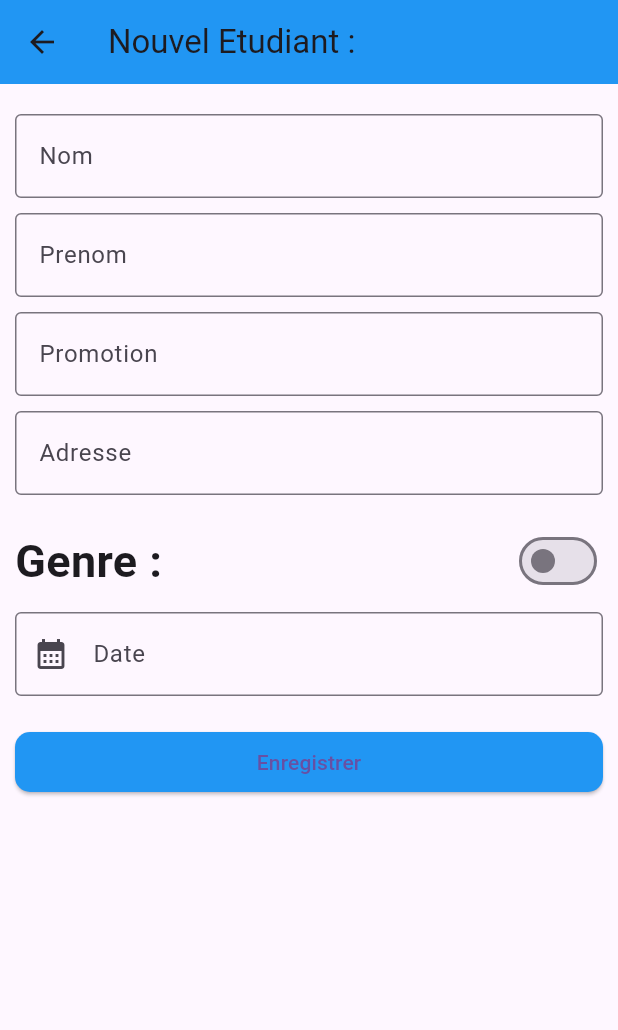
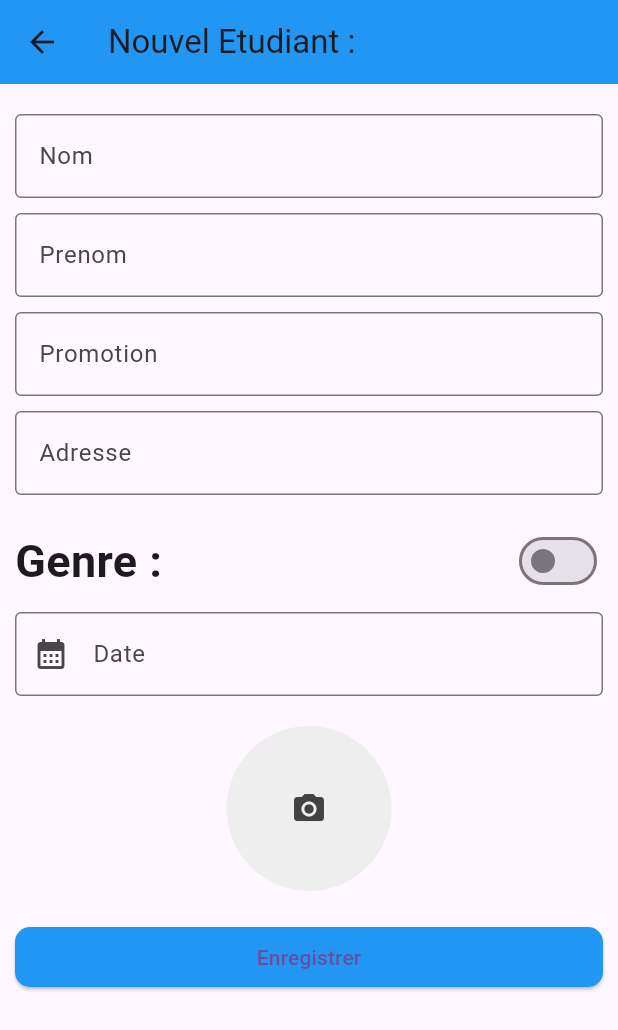
Before and after one commit to KevinKpekpe/mobileapp, a Flutter app: the EtudiantPage screen opened directly, on a phone screen of 412 x 824 dp. Shown: the top 1030 px of the screen. Run offline on Flutter 3.47's test engine with Material 3 defaults, Android fonts, the phone set to English and light mode, and no system bars; our stand-ins replace cloud_firestore, firebase_auth, firebase_core, firebase_storage, image_picker; accounts and stored records are empty.

```diff
--- a/lib/ui/etudiant.dart
+++ b/lib/ui/etudiant.dart
@@ -1,5 +1,9 @@
+// ignore_for_file: avoid_print
+
 import 'package:flutter/material.dart';
 import 'package:intl/intl.dart';
+import 'package:image_picker/image_picker.dart';
+import 'dart:io';
 
 class EtudiantPage extends StatefulWidget {
   const EtudiantPage({super.key});
@@ -14,6 +18,7 @@ class _EtudiantPageState extends State<EtudiantPage> {
   late TextEditingController promotionController;
   late TextEditingController adresseController;
   late TextEditingController dateController;
+  File? _image;
 
   bool switchValue = false;
   DateTime today = DateTime.now();
@@ -26,7 +31,46 @@ class _EtudiantPageState extends State<EtudiantPage> {
     promotionController = TextEditingController();
     adresseController = TextEditingController();
     dateController = TextEditingController();
+  }
 
+  Future<void> _pickImage(ImageSource source) async {
+    final picker = ImagePicker();
+    final pickedFile = await picker.pickImage(source: source);
+
+    if (pickedFile != null) {
+      setState(() {
+        _image = File(pickedFile.path);
+      });
+    }
+  }
+
+  void _showPickerDialog(BuildContext context) {
+    showModalBottomSheet(
+        context: context,
+        builder: (BuildContext bc) {
+          return SafeArea(
+            child: Wrap(
+              children: <Widget>[
+                ListTile(
+                  leading: const Icon(Icons.photo_library),
+                  title: const Text('Choisir depuis la Galerie'),
+                  onTap: () {
+                    _pickImage(ImageSource.gallery);
+                    Navigator.of(context).pop();
+                  },
+                ),
+                ListTile(
+                  leading: const Icon(Icons.photo_camera),
+                  title: const Text('Prendre une Photo'),
+                  onTap: () {
+                    _pickImage(ImageSource.camera);
+                    Navigator.of(context).pop();
+                  },
+                ),
+              ],
+            ),
+          );
+        });
   }
 
   @override
@@ -35,12 +79,14 @@ class _EtudiantPageState extends State<EtudiantPage> {
       appBar: AppBar(
         title: const Text("Nouvel Etudiant : "),
       ),
-      body:SingleChildScrollView(
+      body: SingleChildScrollView(
         padding: const EdgeInsets.all(10.0),
         child: Column(
           mainAxisAlignment: MainAxisAlignment.start,
           children: [
-            const SizedBox(height: 10,),
+            const SizedBox(
+              height: 10,
+            ),
             TextField(
               keyboardType: TextInputType.text,
               controller: nomController,
@@ -48,14 +94,14 @@ class _EtudiantPageState extends State<EtudiantPage> {
               decoration: const InputDecoration(
                 hintText: "Nom",
                 border: OutlineInputBorder(
-                  borderSide: BorderSide(color: Colors.black)
-                ),
+                    borderSide: BorderSide(color: Colors.black)),
                 focusedBorder: OutlineInputBorder(
-                  borderSide: BorderSide(color: Colors.red)
+                    borderSide: BorderSide(color: Colors.red)),
               ),
             ),
+            const SizedBox(
+              height: 10,
             ),
-            const SizedBox(height: 10,),
             TextField(
               keyboardType: TextInputType.text,
               controller: prenomController,
@@ -63,14 +109,14 @@ class _EtudiantPageState extends State<EtudiantPage> {
               decoration: const InputDecoration(
                 hintText: "Prenom",
                 border: OutlineInputBorder(
-                    borderSide: BorderSide(color: Colors.black)
-                ),
+                    borderSide: BorderSide(color: Colors.black)),
                 focusedBorder: OutlineInputBorder(
-                    borderSide: BorderSide(color: Colors.red)
+                    borderSide: BorderSide(color: Colors.red)),
               ),
             ),
+            const SizedBox(
+              height: 10,
             ),
-            const SizedBox(height: 10,),
             TextField(
               keyboardType: TextInputType.text,
               controller: promotionController,
@@ -78,14 +124,14 @@ class _EtudiantPageState extends State<EtudiantPage> {
               decoration: const InputDecoration(
                 hintText: "Promotion",
                 border: OutlineInputBorder(
-                    borderSide: BorderSide(color: Colors.black)
-                ),
+                    borderSide: BorderSide(color: Colors.black)),
                 focusedBorder: OutlineInputBorder(
-                    borderSide: BorderSide(color: Colors.red)
+                    borderSide: BorderSide(color: Colors.red)),
               ),
             ),
+            const SizedBox(
+              height: 10,
             ),
-            const SizedBox(height: 10,),
             TextField(
               keyboardType: TextInputType.text,
               controller: adresseController,
@@ -93,29 +139,30 @@ class _EtudiantPageState extends State<EtudiantPage> {
               decoration: const InputDecoration(
                 hintText: "Adresse",
                 border: OutlineInputBorder(
-                    borderSide: BorderSide(color: Colors.black)
-                ),
+                    borderSide: BorderSide(color: Colors.black)),
                 focusedBorder: OutlineInputBorder(
-                    borderSide: BorderSide(color: Colors.red)
+                    borderSide: BorderSide(color: Colors.red)),
               ),
             ),
+            const SizedBox(
+              height: 20,
             ),
-            const SizedBox(height: 20,),
             Row(
               mainAxisAlignment: MainAxisAlignment.spaceBetween,
               children: [
                 const Text("Genre : "),
                 Switch(
                     value: switchValue,
-                    onChanged: (bool){
+                    onChanged: (bool) {
                       setState(() {
                         switchValue = bool;
                       });
-                    }
-                ),
+                    }),
               ],
             ),
-            const SizedBox(height: 10,),
+            const SizedBox(
+              height: 10,
+            ),
             TextField(
               keyboardType: TextInputType.text,
               obscureText: false,
@@ -124,38 +171,73 @@ class _EtudiantPageState extends State<EtudiantPage> {
                 prefixIcon: Icon(Icons.calendar_month),
                 hintText: "Date",
                 border: OutlineInputBorder(
-                    borderSide: BorderSide(color: Colors.black)
+                    borderSide: BorderSide(color: Colors.black)),
+                focusedBorder: OutlineInputBorder(
+                    borderSide: BorderSide(color: Colors.red)),
               ),
-                focusedBorder: OutlineInputBorder(
-                    borderSide: BorderSide(color: Colors.red)
-                ),
-              ),
-              onTap: (){
+              onTap: () {
                 showCalendrier();
               },
             ),
-            const SizedBox(height: 20,),
-            ElevatedButton(onPressed: (){
+            const SizedBox(
+              height: 20,
+            ),
+            GestureDetector(
+              onTap: () => _showPickerDialog(context),
+              child: CircleAvatar(
+                radius: 55,
+                backgroundColor: Colors.grey.shade200,
+                child: _image != null
+                    ? ClipRRect(
+                        borderRadius: BorderRadius.circular(50),
+                        child: Image.file(
+                          _image!,
+                          width: 100,
+                          height: 100,
+                          fit: BoxFit.cover,
+                        ),
+                      )
+                    : Container(
+                        decoration: BoxDecoration(
+                          color: Colors.grey.shade200,
+                          borderRadius: BorderRadius.circular(50),
+                        ),
+                        width: 100,
+                        height: 100,
+                        child: Icon(
+                          Icons.camera_alt,
+                          color: Colors.grey.shade800,
+                        ),
+                      ),
+              ),
+            ),
+            const SizedBox(
+              height: 20,
+            ),
+            ElevatedButton(
+                onPressed: () {
                   checkEmptyField();
-            }, child: const Text('Enregistrer'))
+                },
+                child: const Text('Enregistrer'))
           ],
         ),
       ),
     );
+  }
 
-  }
-  showMessageDialog(String message){
+  showMessageDialog(String message) {
     final monSnackbar = SnackBar(content: Text(message));
     ScaffoldMessenger.of(context).showSnackBar(monSnackbar);
   }
-  showCalendrier(){
+
+  showCalendrier() {
     showDatePicker(
       context: context,
       firstDate: DateTime(1950),
       lastDate: DateTime(2050),
       initialDate: DateTime.now(),
-    ).then((value){
-      if(value != null){
+    ).then((value) {
+      if (value != null) {
         setState(() {
           String dateJour = DateFormat.yMMMd().format(value);
           dateController.text = dateJour;
@@ -163,16 +245,17 @@ class _EtudiantPageState extends State<EtudiantPage> {
       }
     });
   }
-  checkEmptyField(){
-    if(nomController.text.isEmpty){
+
+  checkEmptyField() {
+    if (nomController.text.isEmpty) {
       showMessageDialog("Le champ nom est vide");
-    }else if(prenomController.text.isEmpty){
+    } else if (prenomController.text.isEmpty) {
       showMessageDialog("Le champ prenom est vide");
-    }else if(promotionController.text.isEmpty){
+    } else if (promotionController.text.isEmpty) {
       showMessageDialog("Le champ promotion est vide");
-    }else if(adresseController.text.isEmpty){
+    } else if (adresseController.text.isEmpty) {
       showMessageDialog("Le champ adresse est vide");
-    }else{
+    } else {
       print("Information Enregistrée");
     }
   }
--- a/pubspec.yaml
+++ b/pubspec.yaml
@@ -40,6 +40,7 @@ dependencies:
   firebase_auth: ^4.19.5
   cloud_firestore: ^4.17.3
   firebase_storage: ^11.7.5
+  image_picker: ^1.1.1
 
 dev_dependencies:
   flutter_test:
```
Also changed, not shown: pubspec.lock, 6 other files. Lines whose indentation alone changed are shown as unchanged.
